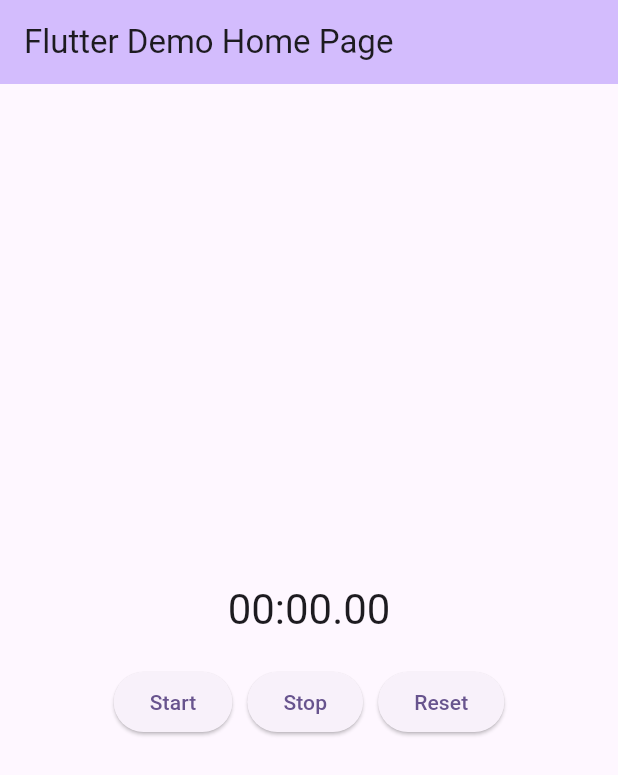
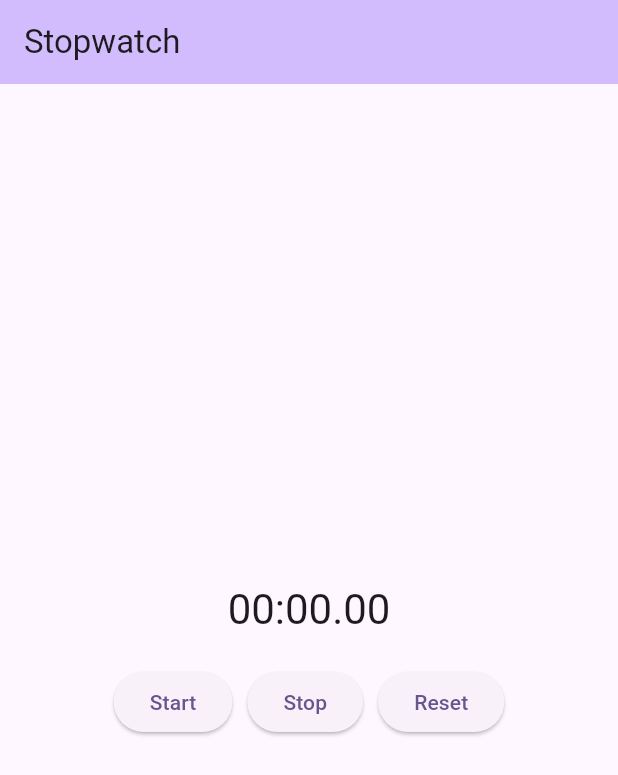
Before and after one commit to denzil-muchangi/simple_stopwatch, a Flutter app: the screen it shows after launch, on a phone screen of 412 x 824 dp. Shown: the top 775 px of the screen. Run offline on Flutter 3.47's test engine with Material 3 defaults, Android fonts, the phone set to English and light mode, and no system bars.

Commit message:
refactor: change home page title to 'Stopwatch'
Update the default title of the home page to better reflect its functionality as a stopwatch application.

```diff
--- a/lib/main.dart
+++ b/lib/main.dart
@@ -31,7 +31,7 @@
         // tested with just a hot reload.
         colorScheme: ColorScheme.fromSeed(seedColor: Colors.deepPurple),
       ),
-      home: const MyHomePage(title: 'Flutter Demo Home Page'),
+      home: const MyHomePage(title: 'Stopwatch'),
     );
   }
 }
```
